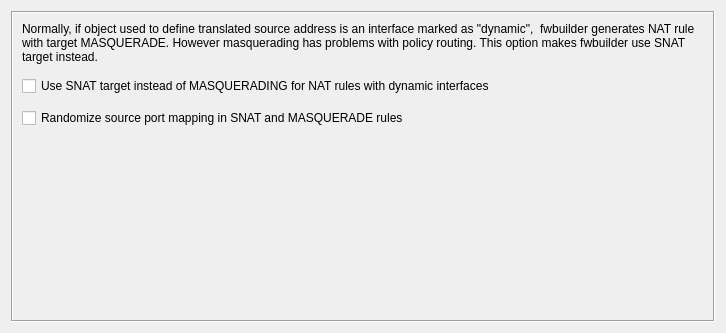
This is src/gui/natruleoptionsdialog_q.ui in fwbuilder/fwbuilder as Qt 5 draws it before an edit. The edited form follows.
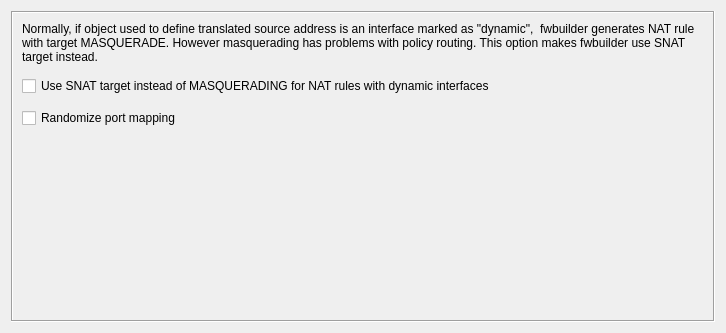
This is the edited form.

Commit message: * NATCompiler_PrintRule.cpp (PrintRule::processNext): fixes #1146 support for NAT MASQUERADE source port randomization. This adds support for the "--random" option for SNAT, DNAT and MASQUERADE targets in iptables NAT rules. User needs to turn on the checkbox that adds this option in NAT rules again

Patch:
```diff
--- a/src/gui/natruleoptionsdialog_q.ui
+++ b/src/gui/natruleoptionsdialog_q.ui
@@ -104,7 +104,7 @@
        <item row="2" column="0">
         <widget class="QCheckBox" name="ipt_snat_random">
          <property name="text">
-          <string>Randomize source port mapping in SNAT and MASQUERADE rules</string>
+          <string>Randomize port mapping</string>
          </property>
         </widget>
        </item>
```
Left out of the diff: 4 changed lines with no effect on the pictures. The commit also changes 7 other files.
